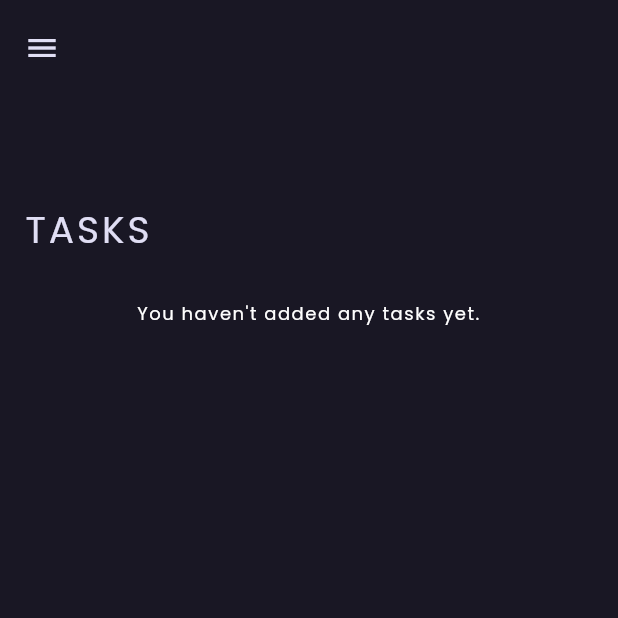
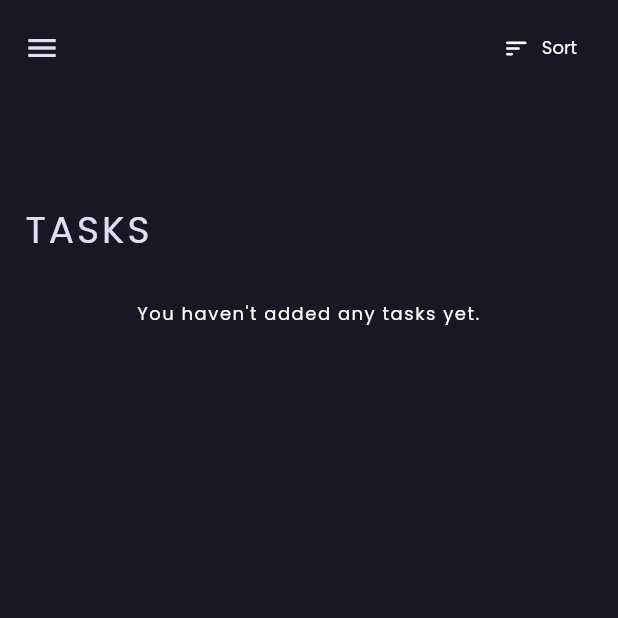
Before and after one commit to schmeekygeek/DewIt, a Flutter app: the screen it shows after launch, on a phone screen of 412 x 824 dp, the top half of it. Run offline on Flutter 3.47's test engine with Material 2 defaults, Android fonts, the light colour scheme and no system bars; our stand-ins replace animated_text_kit, font_awesome_flutter, shared_preferences.

Commit message:
Implement functionality to sort undone tasks

```diff
--- a/lib/pages/home.dart
+++ b/lib/pages/home.dart
@@ -1,4 +1,3 @@
-// ignore_for_file: avoid_print
 
 import 'package:flutter/material.dart';
 import 'package:font_awesome_flutter/font_awesome_flutter.dart';
@@ -78,6 +77,20 @@ class _HomeState extends State<Home> {
       body: CustomScrollView(
         slivers: <Widget> [
           SliverAppBar.large(
+            actions: [
+              TextButton.icon(
+                icon: const Icon(Icons.sort_rounded, textDirection: TextDirection.ltr),
+                label: const Text("Sort"),
+                style: const ButtonStyle(
+                  backgroundColor: MaterialStatePropertyAll(Colors.transparent),
+                  fixedSize: MaterialStatePropertyAll(Size.fromWidth(100)),
+                ),
+                onPressed: () {
+                  context.read<TaskModel>().sortTasks() ? showSuccessfullySortedSnackbar(context) : showNoTasksToSortSnackbar(context);
+                },
+              )
+
+            ],
             expandedHeight: 200,
             stretch: true,
             title: const Text(
--- a/lib/widgets/list_item_widget.dart
+++ b/lib/widgets/list_item_widget.dart
@@ -24,7 +24,7 @@ class _ListItemState extends State<ListItem> {
       opacity: widget.task.getIsDone ? 0.3 : 1,
       duration: const Duration(milliseconds: 800),
       child: Dismissible(
-        key: UniqueKey(),
+        key: ValueKey(widget.task.text),
         confirmDismiss: (direction) => Future.value(direction == DismissDirection.endToStart),
         onDismissed: (direction) {
           widget.snackbar();
@@ -46,6 +46,7 @@ class _ListItemState extends State<ListItem> {
         ),
         // https://assets8.lottiefiles.com/temp/lf20_eDCMYv.json
         child: CheckboxListTile(
+          tristate: true,
           checkboxShape: const RoundedRectangleBorder(
             borderRadius: BorderRadius.all(Radius.circular(5))
           ),
```
Also changed, not shown: lib/providers/task_model.dart (+17 -2 lines), lib/services/snackbar_service.dart (+16 -0 lines), lib/widgets/input_dialog.dart (+4 -4 lines).
